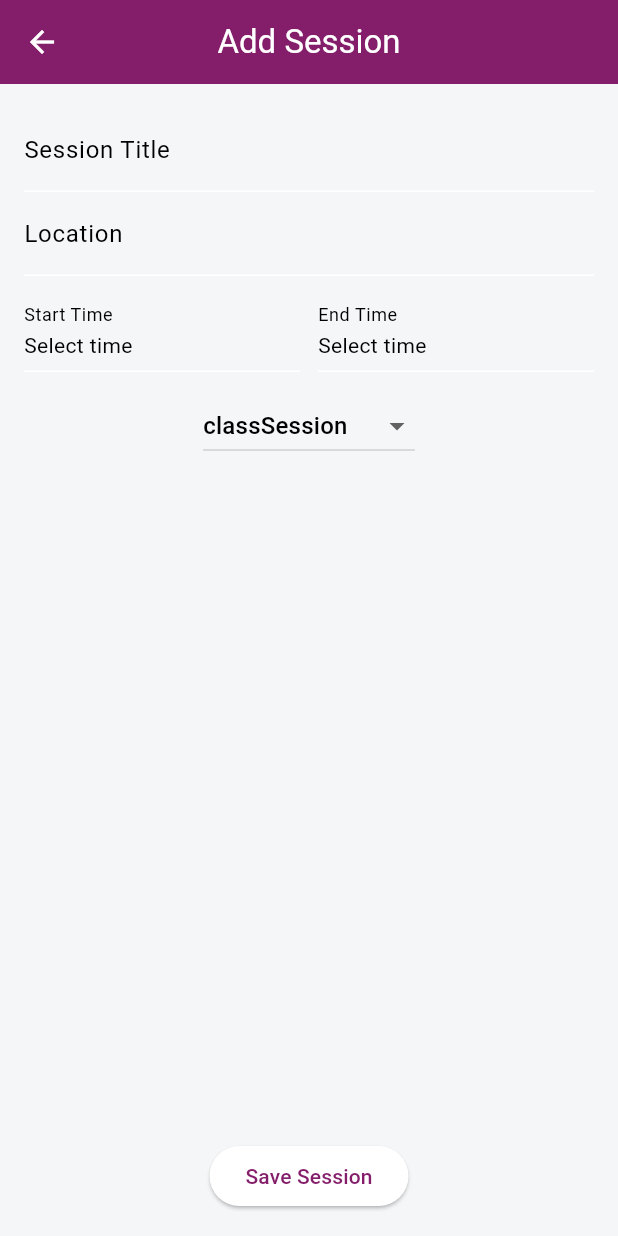
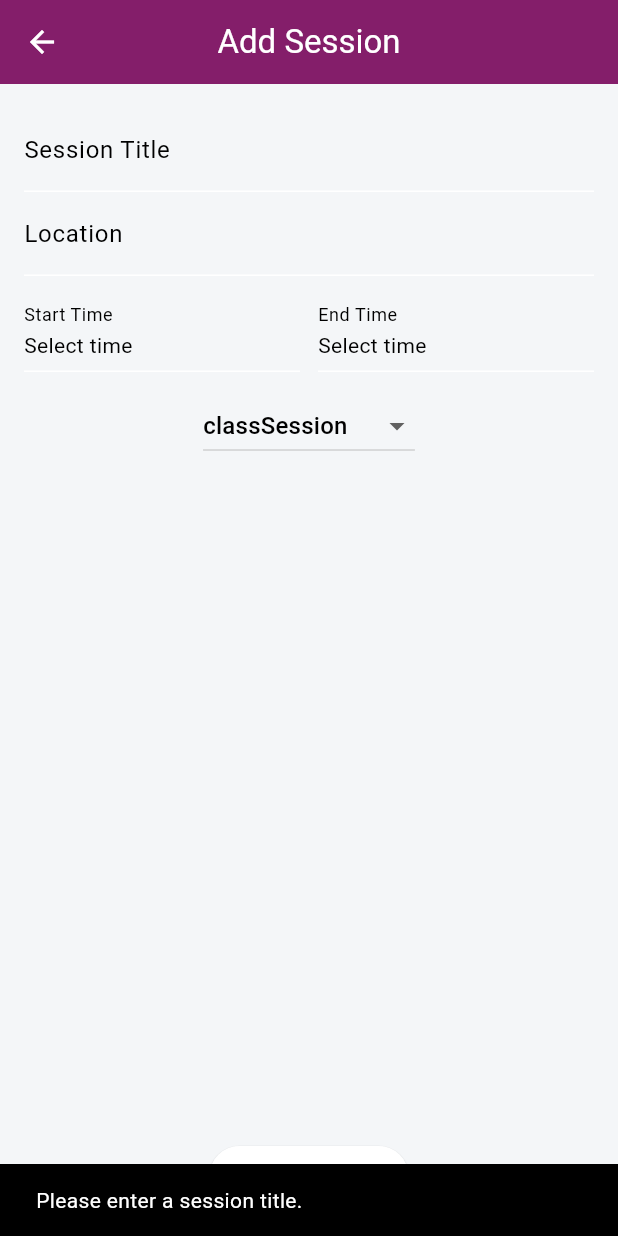
Before and after one commit to bienvenudev/student_academic_assistant, a Flutter app: the AddSessionScreen screen opened directly, after a tap on "Save Session", on a phone screen of 412 x 824 dp. Run offline on Flutter 3.47's test engine with Material 3 defaults, Android fonts, the phone set to English and light mode, and no system bars.

Commit message:
feat: add validation for session title input with user feedback

```diff
--- a/lib/screens/add_session_screen.dart
+++ b/lib/screens/add_session_screen.dart
@@ -105,7 +105,14 @@ class _AddSessionScreenState extends State<AddSessionScreen> {
             const Spacer(),
             ElevatedButton(
               onPressed: () {
-                if (_titleController.text.isEmpty) return;
+                if (_titleController.text.isEmpty) {
+                  ScaffoldMessenger.of(context).showSnackBar(
+                    const SnackBar(
+                      content: Text('Please enter a session title.'),
+                    ),
+                  );
+                  return;
+                }
 
                 // Validate times when both are chosen
                 if (_startTime != null && _endTime != null) {
```
